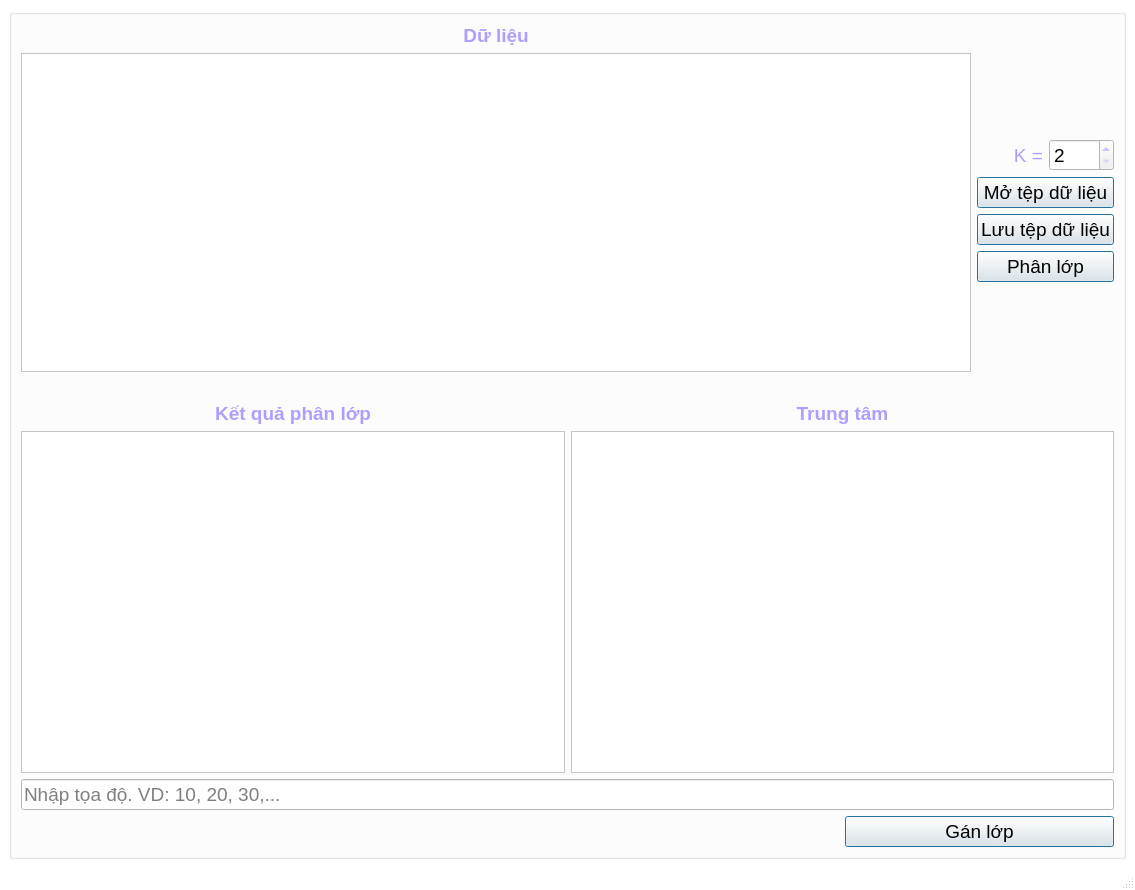
Qt form GUI.ui (NghiLamPhuc/KmeansClustering) before a commit.
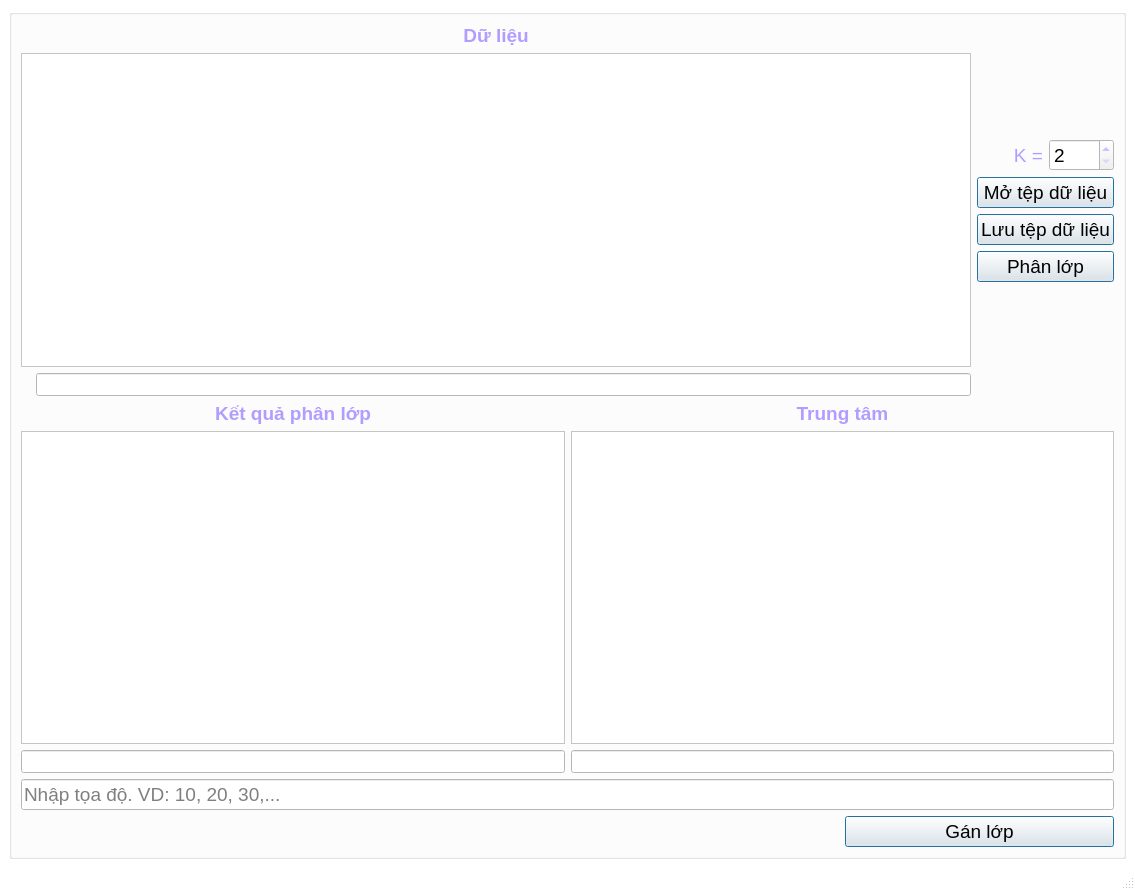
The same form after that commit.

```diff
--- a/GUI.ui
+++ b/GUI.ui
@@ -490,15 +490,9 @@
       </property>
       <layout class="QGridLayout" name="gridLayout_2">
        <item row="0" column="0">
-        <layout class="QHBoxLayout" name="horizontalLayout_2">
-         <property name="sizeConstraint">
-          <enum>QLayout::SetDefaultConstraint</enum>
-         </property>
-         <property name="bottomMargin">
-          <number>0</number>
-         </property>
+        <layout class="QHBoxLayout" name="horizontalLayout_5">
          <item>
-          <layout class="QVBoxLayout" name="verticalLayout_3">
+          <layout class="QVBoxLayout" name="verticalLayout">
            <item>
             <widget class="QLabel" name="labelInputName">
              <property name="font">
@@ -532,6 +526,8 @@
             </widget>
            </item>
            <item>
+            <layout class="QHBoxLayout" name="horizontalLayout_2">
+             <item>
             <widget class="QLabel" name="labelInput">
              <property name="font">
               <font>
@@ -547,6 +543,17 @@
              </property>
             </widget>
            </item>
+             <item>
+              <widget class="QLineEdit" name="lineEditFindInput">
+               <property name="font">
+                <font>
+                 <pointsize>10</pointsize>
+                </font>
+               </property>
+              </widget>
+             </item>
+            </layout>
+           </item>
           </layout>
          </item>
          <item>
@@ -710,10 +717,19 @@
              </property>
             </widget>
            </item>
+           <item>
+            <widget class="QLineEdit" name="lineEditFindCluster">
+             <property name="font">
+              <font>
+               <pointsize>10</pointsize>
+              </font>
+             </property>
+            </widget>
+           </item>
           </layout>
          </item>
          <item>
-          <layout class="QVBoxLayout" name="verticalLayout_4">
+          <layout class="QVBoxLayout" name="verticalLayout_3">
            <item>
             <widget class="QLabel" name="label_5">
              <property name="font">
@@ -752,6 +768,15 @@
              </property>
             </widget>
            </item>
+           <item>
+            <widget class="QLineEdit" name="lineEditFindCenter">
+             <property name="font">
+              <font>
+               <pointsize>10</pointsize>
+              </font>
+             </property>
+            </widget>
+           </item>
           </layout>
          </item>
         </layout>
```
Lines whose indentation alone changed are shown as unchanged.
